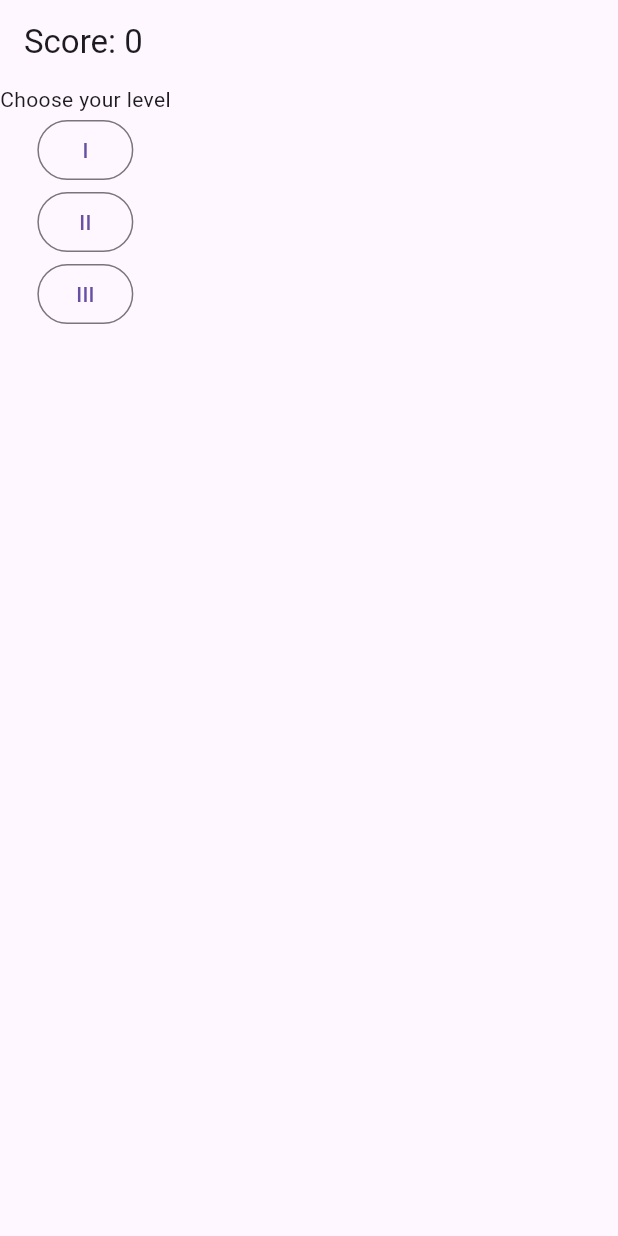
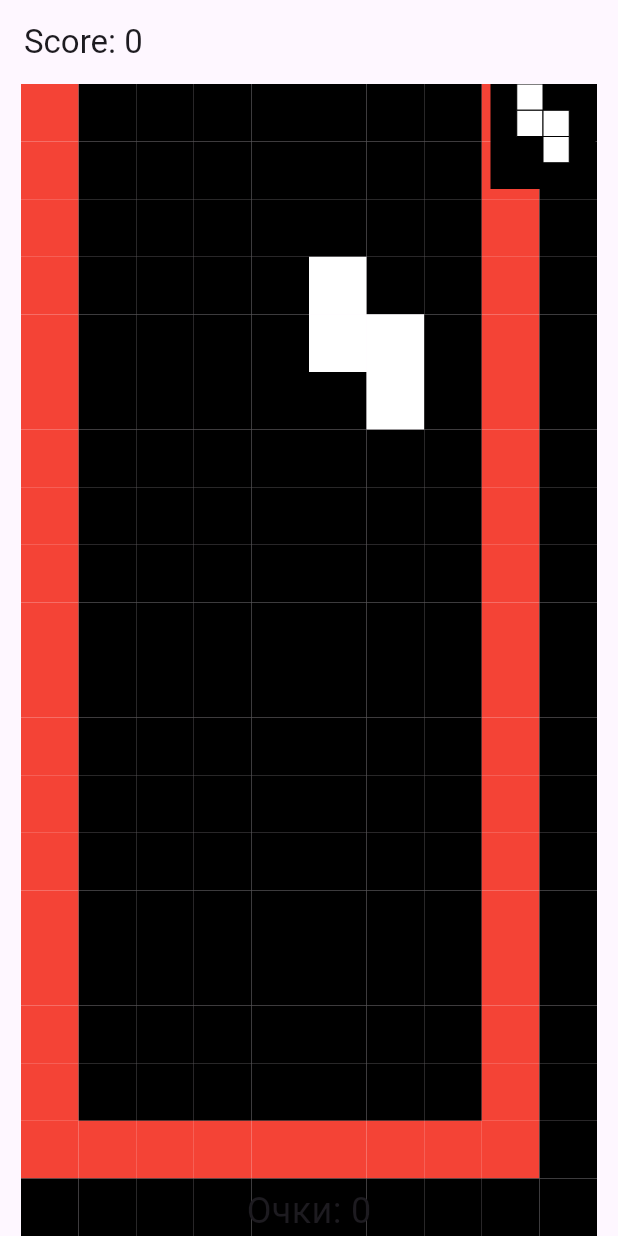
Before and after one commit to khaurilova/tetris, a Flutter app: the screen it shows after launch, after a tap on "Начать игру", on a phone screen of 412 x 824 dp. Run offline on Flutter 3.47's test engine with Material 3 defaults, Android fonts, the phone set to English and light mode, and no system bars.

Commit message:
basics widgets

```diff
--- /dev/null
+++ b/lib/block_selector.dart
@@ -0,0 +1,62 @@
+import 'package:flutter/material.dart';
+import 'package:tetris/src/blocks/blocks.dart';
+import 'package:tetris/tetris_game.dart';
+
+class BlockSelector extends StatefulWidget {
+  final Function(List<Block>, List<Block>, int) onBlockSelection;
+  final List<Block> selectedBlocks;
+  const BlockSelector({
+    super.key,
+    required this.onBlockSelection,
+    required this.selectedBlocks,
+  });
+
+  @override
+  State<BlockSelector> createState() => _BlockSelectorState();
+}
+
+class _BlockSelectorState extends State<BlockSelector> {
+  @override
+  Widget build(BuildContext context) {
+    return Expanded(
+      child: Center(
+        child: GridView.builder(
+          gridDelegate: SliverGridDelegateWithFixedCrossAxisCount(
+            crossAxisCount: 4,
+            mainAxisSpacing: 50,
+            mainAxisExtent: 60,
+            crossAxisSpacing: 2,
+          ),
+          scrollDirection: Axis.horizontal,
+          itemCount: availableBlocks.length,
+          itemBuilder: (context, index) {
+            return GestureDetector(
+              onTap: () => widget.onBlockSelection(
+                widget.selectedBlocks,
+                availableBlocks,
+                index,
+              ),
+              child: Stack(
+                children: [
+                  if (widget.selectedBlocks.contains(availableBlocks[index]))
+                    Positioned(right: 30, child: Icon(Icons.check_circle)),
+
+                  SizedBox(
+                    width: 80,
+                    height: 80,
+                    child: CustomPaint(
+                      painter: NextBlockPainter(
+                        20,
+                        nextBlock: availableBlocks[index],
+                      ),
+                    ),
+                  ),
+                ],
+              ),
+            );
+          },
+        ),
+      ),
+    );
+  }
+}
--- /dev/null
+++ b/lib/color_button.dart
@@ -0,0 +1,22 @@
+import 'package:flutter/material.dart';
+
+class ColorButton extends StatelessWidget {
+  final Color theColor;
+  final Function(Color) pickingColor;
+  const ColorButton({
+    super.key,
+    required this.theColor,
+    required this.pickingColor,
+  });
+  @override
+  Widget build(BuildContext context) {
+    return GestureDetector(
+      onTap: () => pickingColor(theColor),
+      child: SizedBox(
+        width: 75,
+        height: 75,
+        child: DecoratedBox(decoration: BoxDecoration(color: theColor)),
+      ),
+    );
+  }
+}
--- /dev/null
+++ b/lib/color_picker.dart
@@ -0,0 +1,19 @@
+import 'package:flutter/material.dart';
+import 'package:tetris/color_button.dart';
+
+class ColorPicker extends StatelessWidget {
+  final Function(Color) onColorPick;
+  const ColorPicker({super.key, required this.onColorPick});
+
+  @override
+  Widget build(BuildContext context) {
+    return Row(
+      mainAxisAlignment: MainAxisAlignment.spaceEvenly,
+      children: [
+        ColorButton(theColor: Colors.amber, pickingColor: onColorPick),
+        ColorButton(theColor: Colors.purpleAccent, pickingColor: onColorPick),
+        ColorButton(theColor: Colors.lightGreen, pickingColor: onColorPick),
+      ],
+    );
+  }
+}
--- a/lib/level_widget.dart
+++ b/lib/level_widget.dart
@@ -1,14 +1,9 @@
 import 'package:flutter/material.dart';
 
 class LevelWidget extends StatelessWidget {
-  const LevelWidget({
-    super.key,
-    required this.onLevelPicked,
-    required this.startOfTheGame,
-  });
+  const LevelWidget({super.key, required this.onLevelPicked});
 
   final Function(int) onLevelPicked;
-  final VoidCallback startOfTheGame;
 
   @override
   Widget build(BuildContext context) {
@@ -19,21 +14,18 @@ class LevelWidget extends StatelessWidget {
         OutlinedButton(
           onPressed: () {
             onLevelPicked(1);
-            startOfTheGame();
           },
           child: Text('I'),
         ),
         OutlinedButton(
           onPressed: () {
             onLevelPicked(2);
-            startOfTheGame();
           },
           child: Text('II'),
         ),
         OutlinedButton(
           onPressed: () {
             onLevelPicked(3);
-            startOfTheGame();
           },
           child: Text('III'),
         ),
--- a/lib/screens/game_over_screen.dart
+++ b/lib/screens/game_over_screen.dart
@@ -14,7 +14,7 @@ class GameOverScreen extends StatelessWidget {
         score: scores,
         onRestart: () {
           // Переход на экран игры
-          Navigator.pushReplacementNamed(context, GameRouter.gameRoute);
+          Navigator.pushReplacementNamed(context, GameRouter.initialRoute);
         },
       ),
     );
--- a/lib/screens/game_screen.dart
+++ b/lib/screens/game_screen.dart
@@ -6,6 +6,17 @@ class GameScreen extends StatelessWidget {
   const GameScreen({super.key});
   @override
   Widget build(BuildContext context) {
-    return Scaffold(body: TetrisGame());
+    final args = ModalRoute.of(context)?.settings.arguments as List<dynamic>;
+    final level = int.tryParse(args[0].toString()) ?? 1;
+    final pickedColor = args[1] ?? Colors.white;
+    final selectedBlocks = args[2] ?? [];
+    print(pickedColor);
+    return Scaffold(
+      body: TetrisGame(
+        level: level,
+        pickedColor: pickedColor,
+        selectedBlocks: selectedBlocks,
+      ),
+    );
   }
 }
--- a/lib/screens/main_menu_screen.dart
+++ b/lib/screens/main_menu_screen.dart
@@ -1,19 +1,71 @@
 import 'package:flutter/material.dart';
+import 'package:tetris/block_selector.dart';
+import 'package:tetris/color_picker.dart';
+import 'package:tetris/level_widget.dart';
 import 'package:tetris/main.dart';
+import 'package:tetris/src/blocks/blocks.dart';
 
 /// Главное меню игры
-class MainMenuScreen extends StatelessWidget {
+class MainMenuScreen extends StatefulWidget {
   const MainMenuScreen({super.key});
+
+  @override
+  State<MainMenuScreen> createState() => _MainMenuScreenState();
+}
+
+class _MainMenuScreenState extends State<MainMenuScreen> {
+  int selectedLevel = 1;
+  Color pickedColor = Colors.white;
+  final List<Block> selectedBlocks = [];
   @override
   Widget build(BuildContext context) {
     return Scaffold(
-      body: Center(
-        child: ElevatedButton(
-          onPressed: () {
-            Navigator.pushReplacementNamed(context, GameRouter.gameRoute);
-          },
-          child: Text('Начать игру'),
-        ),
+      body: Column(
+        children: [
+          LevelWidget(
+            onLevelPicked: (level) {
+              setState(() {
+                selectedLevel = level;
+              });
+            },
+          ),
+          Expanded(
+            child: ColorPicker(
+              onColorPick: (color) {
+                setState(() {
+                  pickedColor = color;
+                });
+              },
+            ),
+          ),
+          BlockSelector(
+            onBlockSelection:
+                (
+                  List<Block> selectedBlocks,
+                  List<Block> availableBlocks,
+                  int index,
+                ) {
+                  setState(() {
+                    selectedBlocks.contains(availableBlocks[index])
+                        ? selectedBlocks.remove(availableBlocks[index])
+                        : selectedBlocks.add(availableBlocks[index]);
+                  });
+                },
+            selectedBlocks: selectedBlocks,
+          ),
+          Center(
+            child: ElevatedButton(
+              onPressed: () {
+                Navigator.pushReplacementNamed(
+                  context,
+                  GameRouter.gameRoute,
+                  arguments: [selectedLevel, pickedColor, selectedBlocks],
+                );
+              },
+              child: Text('Начать игру'),
+            ),
+          ),
+        ],
       ),
     );
   }
--- a/lib/src/game.dart
+++ b/lib/src/game.dart
@@ -1,7 +1,6 @@
 import 'dart:async';
-import 'dart:io';
+
 import 'dart:math';
-import 'dart:ui';
 
 import 'package:flutter/material.dart';
 
@@ -15,14 +14,21 @@ final class Game extends ChangeNotifier {
 
   bool _isGameOver = false;
   bool isPaused = false;
-  int level = 0;
+  int level = 1;
   int score = 0;
   int speed = 500;
   int currentSpeed = 500;
   final Function(String scores) onGameOver;
-  Game({required this.onGameOver}) {
-    currentBlock = getNewRandomBlock();
-    nextBlock = getNewRandomBlock();
+  final List<Block> selectedBlocks;
+
+  Game({
+    required this.onGameOver,
+    required this.level,
+    required this.selectedBlocks,
+  }) {
+    currentBlock = getNewRandomBlock(selectedBlocks);
+    nextBlock = getNewRandomBlock(selectedBlocks);
+    currentLevel(level);
 
     board = Board(
       currentBlock: currentBlock,
@@ -63,13 +69,13 @@ final class Game extends ChangeNotifier {
 
   void updateLevel() {
     level = score ~/ 50 + 1;
-    currentSpeed = max(100, speed - level * 50);
+    currentSpeed = max(100, currentSpeed - level * 50);
   }
 
   // Метод генерации новой фигуры
   Block newBlock() {
     currentBlock = nextBlock;
-    nextBlock = getNewRandomBlock();
+    nextBlock = getNewRandomBlock(selectedBlocks);
     return currentBlock;
   }
 
@@ -88,15 +94,15 @@ final class Game extends ChangeNotifier {
     switch (input) {
       case 1:
         level = 1;
-        speed = 500;
+        currentSpeed = 500;
         break;
       case 2:
         level = 3;
-        speed = 300;
+        currentSpeed = 300;
         break;
       case 3:
         level = 5;
-        speed = 100;
+        currentSpeed = 100;
         break;
     }
   }
@@ -126,7 +132,7 @@ final class Game extends ChangeNotifier {
         restartGame: restartGame,
         pause: pause,
       );
-      start(); //TODO:
+      start();
     }
   }
 
--- a/lib/tetris_game.dart
+++ b/lib/tetris_game.dart
@@ -1,21 +1,21 @@
 import 'dart:math';
 import 'package:flutter/material.dart';
 import 'package:flutter/services.dart';
-import 'package:tetris/level_widget.dart';
+
 import 'package:tetris/main.dart';
 import 'package:tetris/src/blocks/blocks.dart';
 
-import 'package:tetris/game_scores.dart';
 import '/src/board.dart';
 import '/src/game.dart';
 
 // Класс отрисовки игрового поля
 class _GamePainter extends CustomPainter {
+  final Color pickedColor;
   // Игровое поле
   final List<List<int>> board;
   // Размер блока
   final double blockSize;
-  _GamePainter(this.board, this.blockSize);
+  _GamePainter(this.board, this.blockSize, {required this.pickedColor});
   @override
   void paint(Canvas canvas, Size size) {
     final paint = Paint();
@@ -33,7 +33,7 @@ class _GamePainter extends CustomPainter {
             paint.color = Colors.black;
           // Отрисовка блоков и заполненных клеток поля
           case Board.posFilled:
-            paint.color = Colors.white;
+            paint.color = pickedColor;
 
           // Отрисовка границ поля
           case Board.posBoarder:
@@ -48,11 +48,11 @@ class _GamePainter extends CustomPainter {
   bool shouldRepaint(covariant CustomPainter oldDelegate) => true;
 }
 
-class _NextBlockPainter extends CustomPainter {
+class NextBlockPainter extends CustomPainter {
   final Block nextBlock;
   final double blockSize;
 
-  _NextBlockPainter(this.blockSize, {required this.nextBlock});
+  NextBlockPainter(this.blockSize, {required this.nextBlock});
 
   @override
   void paint(Canvas canvas, Size size) {
@@ -90,7 +90,15 @@ class _NextBlockPainter extends CustomPainter {
 }
 
 class TetrisGame extends StatefulWidget {
-  const TetrisGame({super.key});
+  final int level;
+  final Color pickedColor;
+  final List<Block> selectedBlocks;
+  const TetrisGame({
+    super.key,
+    required this.level,
+    required this.pickedColor,
+    required this.selectedBlocks,
+  });
   @override
   State<TetrisGame> createState() => _TetrisGameState();
 }
@@ -101,50 +109,52 @@ class _TetrisGameState extends State<TetrisGame> {
 
   // Метод для отображения диалогового окна при завершении игры
   // Принимает параметр scores в виде строки, содержащей набранные очки
-  void _showGameOverDialog(String scores) {
-    // Проверяем, что виджет все еще находится в дереве виджетов
-    // Если виджет удален, прерываем выполнение метода
-    if (!mounted) return;
-    // Планируем показ диалога на следующий кадр отрисовки.
-    // Это гарантирует, что диалог появится после
-    // полной инициализации виджета
-    WidgetsBinding.instance.addPostFrameCallback((_) {
-      // Показываем диалоговое окно
-      showDialog(
-        // Передаем контекст для правильного позиционирования диалога
-        context: context,
-        // Запрещаем закрытие диалога при щелчке вне его области
-        barrierDismissible: true,
-        // Функция построения содержимого диалога
-        builder: (BuildContext context) {
+  // void _showGameOverDialog(String scores) {
+  //   // Проверяем, что виджет все еще находится в дереве виджетов
+  //   // Если виджет удален, прерываем выполнение метода
+  //   if (!mounted) return;
+  //   // Планируем показ диалога на следующий кадр отрисовки.
+  //   // Это гарантирует, что диалог появится после
+  //   // полной инициализации виджета
+  //   WidgetsBinding.instance.addPostFrameCallback((_) {
+  //     // Показываем диалоговое окно
+  //     showDialog(
+  //       // Передаем контекст для правильного позиционирования диалога
+  //       context: context,
+  //       // Запрещаем закрытие диалога при щелчке вне его области
+  //       barrierDismissible: true,
+  //       // Функция построения содержимого диалога
+  //       builder: (BuildContext context) {
   // Возвращаем виджет AlertDialog с информацией
-          // об окончании игры
-          return AlertDialog(
-            // Заголовок диалога
-            title: const Text('Game Over'),
-            // Текст с количеством набранных очков
-            content: Text('Your score: $scores'),
-            // Список кнопок действий (пока пустой)
-            actions: [
-              TextButton.icon(
-                icon: Icon(Icons.repeat),
-                onPressed: () {
-                  game.restartGame();
-                  Navigator.of(context).pop();
-                },
-                label: Text('Restart game'),
-              ),
-            ],
-          );
-        },
-      );
-    });
-  }
+  //         // об окончании игры
+  //         return AlertDialog(
+  //           // Заголовок диалога
+  //           title: const Text('Game Over'),
+  //           // Текст с количеством набранных очков
+  //           content: Text('Your score: $scores'),
+  //           // Список кнопок действий (пока пустой)
+  //           actions: [
+  //             TextButton.icon(
+  //               icon: Icon(Icons.repeat),
+  //               onPressed: () {
+  //                 game.restartGame();
+  //                 Navigator.of(context).pop();
+  //               },
+  //               label: Text('Restart game'),
+  //             ),
+  //           ],
+  //         );
+  //       },
+  //     );
+  //   });
+  // }
 
   @override
   void initState() {
     super.initState();
     game = Game(
+      selectedBlocks: widget.selectedBlocks,
+      level: widget.level,
       onGameOver: (scores) {
         // Переход на экран окончания игры
         // Передаем scores в аргументах
@@ -155,7 +165,7 @@ class _TetrisGameState extends State<TetrisGame> {
         );
       },
     );
-    // game.start();
+    startGame();
   }
 
   void startGame() {
@@ -174,12 +184,7 @@ class _TetrisGameState extends State<TetrisGame> {
           builder: (context, child) => Text('Score: ${game.score}'),
         ),
       ),
-      body: !isGameStarted
-          ? LevelWidget(
-              onLevelPicked: game.currentLevel,
-              startOfTheGame: startGame,
-            )
-          : ListenableBuilder(
+      body: ListenableBuilder(
         // Передаем игру в качестве объекта, реализующего Listenable
         listenable: game,
         // Перестраиваем виджет при изменении состояния игры
@@ -213,7 +218,11 @@ class _TetrisGameState extends State<TetrisGame> {
                           children: [
                             Expanded(
                               child: CustomPaint(
-                                      painter: _GamePainter(board, blockSize),
+                                painter: _GamePainter(
+                                  board,
+                                  blockSize,
+                                  pickedColor: widget.pickedColor,
+                                ),
                                 size: Size(
                                   board[0].length * blockSize,
                                   board.length * blockSize,
@@ -246,7 +255,7 @@ class _TetrisGameState extends State<TetrisGame> {
                           constraints.maxHeight / 4,
                         );
                         return CustomPaint(
-                                painter: _NextBlockPainter(
+                          painter: NextBlockPainter(
                             blockSize,
                             nextBlock: game.getNextBlock(),
                           ),
```
Also changed, not shown: lib/src/blocks/blocks.dart (+34 -2 lines). Lines whose indentation alone changed are shown as unchanged.
